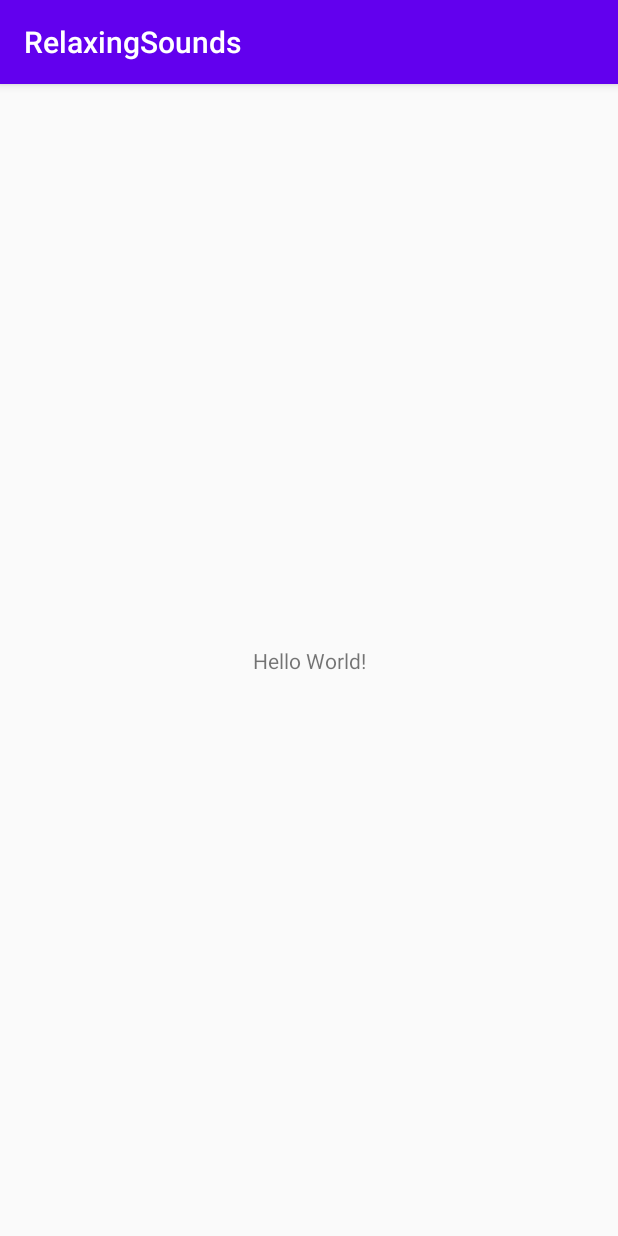
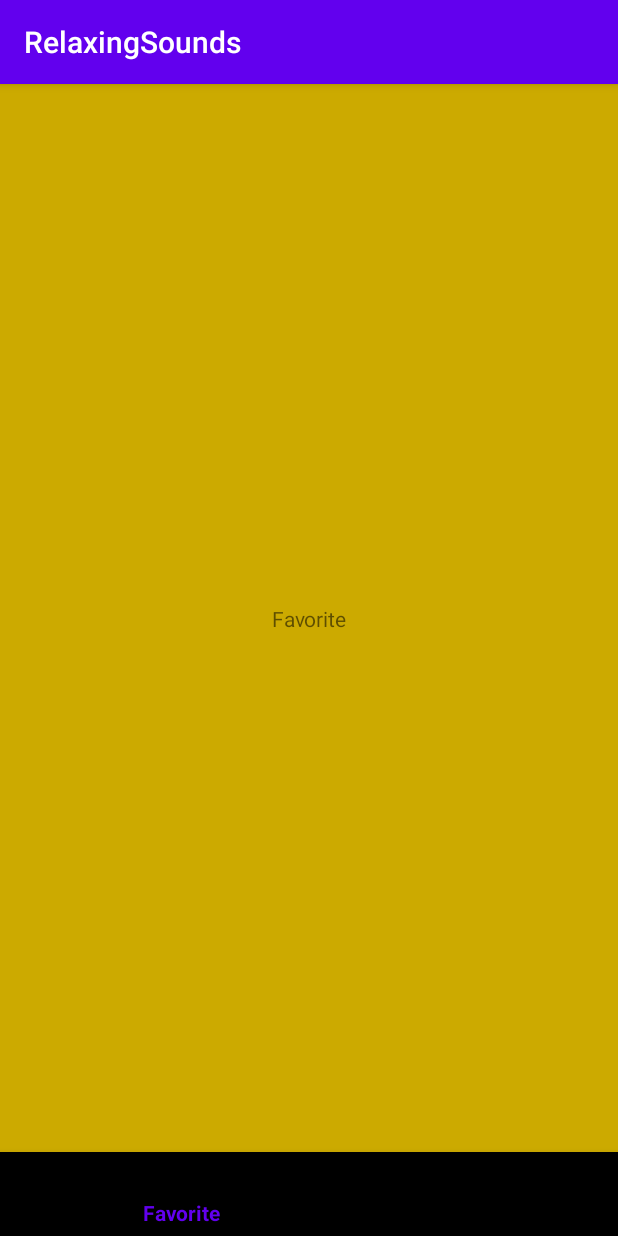
Before and after one commit to batyrf/RelaxingSounds, an Android app: the screen it shows after launch (MainActivity), on a phone screen of 412 x 824 dp. Run offline under Robolectric (Android 15) with nearby library versions, the phone set to English and light mode, and no system bars; our stand-ins replace navigation-ui; 1 statement that could not run was skipped.

Commit message:
setup navigation between screens

```diff
--- a/app/src/main/java/tm/mr/relaxingsounds/MainActivity.kt
+++ b/app/src/main/java/tm/mr/relaxingsounds/MainActivity.kt
@@ -2,10 +2,17 @@ package tm.mr.relaxingsounds
 
 import androidx.appcompat.app.AppCompatActivity
 import android.os.Bundle
+import androidx.navigation.fragment.findNavController
+import androidx.navigation.ui.setupWithNavController
+import kotlinx.android.synthetic.main.activity_main.*
 
 class MainActivity : AppCompatActivity() {
+
+    private val navigationController get() = navHostFragment.findNavController()
+
     override fun onCreate(savedInstanceState: Bundle?) {
         super.onCreate(savedInstanceState)
         setContentView(R.layout.activity_main)
+        bottomNavigationView.setupWithNavController(navigationController)
     }
 }
--- a/app/src/main/res/layout/activity_main.xml
+++ b/app/src/main/res/layout/activity_main.xml
@@ -6,13 +6,21 @@
     android:layout_height="match_parent"
     tools:context=".MainActivity">
 
-    <TextView
-        android:layout_width="wrap_content"
+    <fragment
+        android:id="@+id/navHostFragment"
+        android:name="androidx.navigation.fragment.NavHostFragment"
+        android:layout_width="match_parent"
+        android:layout_height="0dp"
+        app:defaultNavHost="true"
+        app:layout_constraintBottom_toTopOf="@id/bottomNavigationView"
+        app:layout_constraintTop_toTopOf="parent"
+        app:navGraph="@navigation/app_nav_graph" />
+
+    <com.google.android.material.bottomnavigation.BottomNavigationView
+        android:id="@+id/bottomNavigationView"
+        android:layout_width="match_parent"
         android:layout_height="wrap_content"
-        android:text="Hello World!"
         app:layout_constraintBottom_toBottomOf="parent"
-        app:layout_constraintLeft_toLeftOf="parent"
-        app:layout_constraintRight_toRightOf="parent"
-        app:layout_constraintTop_toTopOf="parent" />
+        app:menu="@menu/navigation_menu" />
 
 </androidx.constraintlayout.widget.ConstraintLayout>
--- /dev/null
+++ b/app/src/main/res/menu/navigation_menu.xml
@@ -0,0 +1,11 @@
+<?xml version="1.0" encoding="utf-8"?>
+<menu xmlns:android="http://schemas.android.com/apk/res/android">
+
+    <item
+        android:id="@+id/favoriteFragment"
+        android:title="Favorite"/>
+
+    <item android:id="@+id/libraryFragment"
+        android:title="Library"/>
+
+</menu>
--- /dev/null
+++ b/app/src/main/res/navigation/app_nav_graph.xml
@@ -0,0 +1,31 @@
+<?xml version="1.0" encoding="utf-8"?>
+<navigation xmlns:android="http://schemas.android.com/apk/res/android"
+    xmlns:app="http://schemas.android.com/apk/res-auto"
+    xmlns:tools="http://schemas.android.com/tools"
+    app:startDestination="@id/favoriteFragment">
+
+    <fragment
+        android:id="@+id/favoriteFragment"
+        android:name="tm.mr.relaxingsounds.ui.favorite.view.FavoriteFragment"
+        android:label="Favorite"
+        tools:layout="@layout/fragment_favorite" />
+    <fragment
+        android:id="@+id/libraryFragment"
+        android:name="tm.mr.relaxingsounds.ui.library.view.LibraryFragment"
+        android:label="fragment_library"
+        tools:layout="@layout/fragment_library" >
+        <action
+            android:id="@+id/action_libraryFragment_to_listFragment"
+            app:destination="@id/listFragment" />
+    </fragment>
+    <fragment
+        android:id="@+id/listFragment"
+        android:name="tm.mr.relaxingsounds.ui.list.view.ListFragment"
+        android:label="fragment_list"
+        tools:layout="@layout/fragment_list" >
+        <action
+            android:id="@+id/action_listFragment_to_libraryFragment"
+            app:destination="@id/libraryFragment" />
+    </fragment>
+
+</navigation>
```
